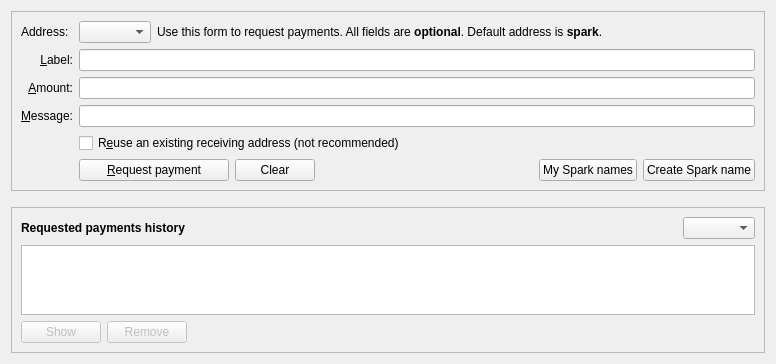
Above: src/qt/forms/receivecoinsdialog.ui from firoorg/firo before the change. Below: the same form after it.
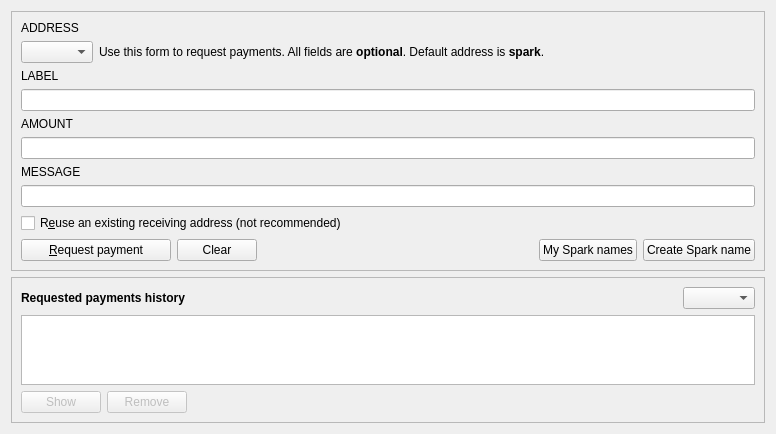
That is the form after the change. Custom widgets are drawn as their Qt base class.

```diff
--- a/src/qt/forms/receivecoinsdialog.ui
+++ b/src/qt/forms/receivecoinsdialog.ui
@@ -27,65 +27,21 @@
      </property>
      <layout class="QVBoxLayout" name="verticalLayout_3">
       <item>
-       <layout class="QGridLayout" name="gridLayout">
-        <item row="7" column="2">
-         <widget class="QCheckBox" name="reuseAddress">
-          <property name="toolTip">
-           <string>Reuse one of the previously used receiving addresses. Reusing addresses has security and privacy issues. Do not use this unless re-generating a payment request made before.</string>
-          </property>
-          <property name="text">
-           <string>R&amp;euse an existing receiving address (not recommended)</string>
-          </property>
+       <layout class="QVBoxLayout" name="gridLayout">
+        <property name="spacing">
+         <number>6</number>
+        </property>
+        <item>
+         <widget class="QLabel" name="addressTypeLabel">
+           <property name="toolTip">
+             <string>An optional label to associate with the new receiving address.</string>
+           </property>
+           <property name="text">
+             <string>ADDRESS</string>
+           </property>
          </widget>
         </item>
-        <item row="7" column="0">
-         <widget class="QLabel" name="label_4">
-          <property name="text">
-           <string/>
-          </property>
-         </widget>
-        </item>
-        <item row="6" column="0">
-         <widget class="QLabel" name="label_3">
-          <property name="toolTip">
-           <string>An optional message to attach to the payment request, which will be displayed when the request is opened. Note: The message will not be sent with the payment over the Firo network.</string>
-          </property>
-          <property name="text">
-           <string>&amp;Message:</string>
-          </property>
-          <property name="alignment">
-           <set>Qt::AlignRight|Qt::AlignTrailing|Qt::AlignVCenter</set>
-          </property>
-          <property name="buddy">
-           <cstring>reqMessage</cstring>
-          </property>
-         </widget>
-        </item>
-        <item row="4" column="2">
-         <widget class="QLineEdit" name="reqLabel">
-          <property name="toolTip">
-           <string>An optional label to associate with the new receiving address.</string>
-          </property>
-         </widget>
-        </item>
-        <item row="6" column="2">
-         <widget class="QLineEdit" name="reqMessage">
-          <property name="toolTip">
-           <string>An optional message to attach to the payment request, which will be displayed when the request is opened. Note: The message will not be sent with the payment over the Firo network.</string>
-          </property>
-         </widget>
-        </item>
-        <item row="3" column="0">
-          <widget class="QLabel" name="addressTypeLabel">
-            <property name="toolTip">
-              <string>An optional label to associate with the new receiving address.</string>
-            </property>
-            <property name="text">
-              <string>Address:</string>
-            </property>
-          </widget>
-        </item>
-        <item row="3" column="2">
+        <item>
           <layout class="QHBoxLayout" name="addressTypeHorizontalLayout">
             <item>
               <widget class="QComboBox" name="addressTypeCombobox">
@@ -113,39 +69,40 @@
             </item>
           </layout>
         </item>
-        <item row="4" column="0">
+        <item>
          <widget class="QLabel" name="label_2">
           <property name="toolTip">
            <string>An optional label to associate with the new receiving address.</string>
           </property>
           <property name="text">
-           <string>&amp;Label:</string>
-          </property>
-          <property name="alignment">
-           <set>Qt::AlignRight|Qt::AlignTrailing|Qt::AlignVCenter</set>
+           <string>LABEL</string>
           </property>
           <property name="buddy">
            <cstring>reqLabel</cstring>
           </property>
          </widget>
         </item>
-        <item row="5" column="0">
+        <item>
+         <widget class="QLineEdit" name="reqLabel">
+          <property name="toolTip">
+           <string>An optional label to associate with the new receiving address.</string>
+          </property>
+         </widget>
+        </item>
+        <item>
          <widget class="QLabel" name="label">
           <property name="toolTip">
            <string>An optional amount to request. Leave this empty or zero to not request a specific amount.</string>
           </property>
           <property name="text">
-           <string>&amp;Amount:</string>
-          </property>
-          <property name="alignment">
-           <set>Qt::AlignRight|Qt::AlignTrailing|Qt::AlignVCenter</set>
+           <string>AMOUNT</string>
           </property>
           <property name="buddy">
            <cstring>reqAmount</cstring>
           </property>
          </widget>
         </item>
-        <item row="5" column="2">
+        <item>
          <widget class="BitcoinAmountField" name="reqAmount">
           <property name="minimumSize">
            <size>
@@ -158,7 +115,37 @@
           </property>
          </widget>
         </item>
-        <item row="8" column="2">
+        <item>
+         <widget class="QLabel" name="label_3">
+          <property name="toolTip">
+           <string>An optional message to attach to the payment request, which will be displayed when the request is opened. Note: The message will not be sent with the payment over the Firo network.</string>
+          </property>
+          <property name="text">
+           <string>MESSAGE</string>
+          </property>
+          <property name="buddy">
+           <cstring>reqMessage</cstring>
+          </property>
+         </widget>
+        </item>
+        <item>
+         <widget class="QLineEdit" name="reqMessage">
+          <property name="toolTip">
+           <string>An optional message to attach to the payment request, which will be displayed when the request is opened. Note: The message will not be sent with the payment over the Firo network.</string>
+          </property>
+         </widget>
+        </item>
+        <item>
+         <widget class="QCheckBox" name="reuseAddress">
+          <property name="toolTip">
+           <string>Reuse one of the previously used receiving addresses. Reusing addresses has security and privacy issues. Do not use this unless re-generating a payment request made before.</string>
+          </property>
+          <property name="text">
+           <string>R&amp;euse an existing receiving address (not recommended)</string>
+          </property>
+         </widget>
+        </item>
+        <item>
          <layout class="QHBoxLayout" name="horizontalLayout">
           <item>
            <widget class="QPushButton" name="receiveButton">
@@ -245,13 +232,6 @@
           </item>
          </layout>
         </item>
-        <item row="8" column="0">
-         <widget class="QLabel" name="label_7">
-          <property name="text">
-           <string/>
-          </property>
-         </widget>
-        </item>
        </layout>
       </item>
      </layout>
```
